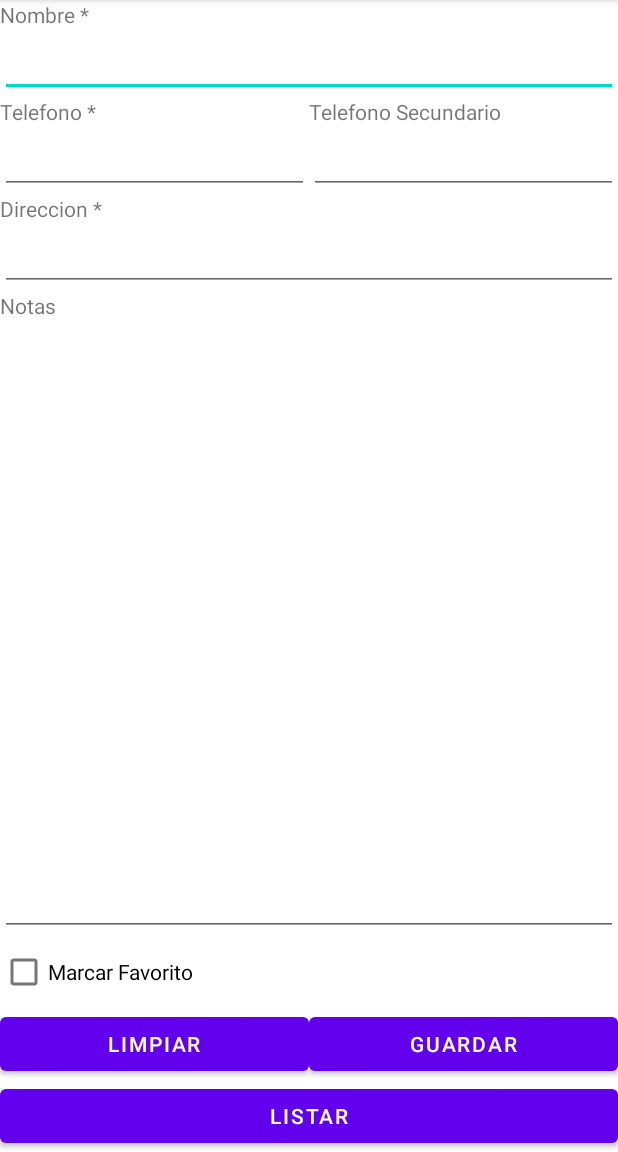
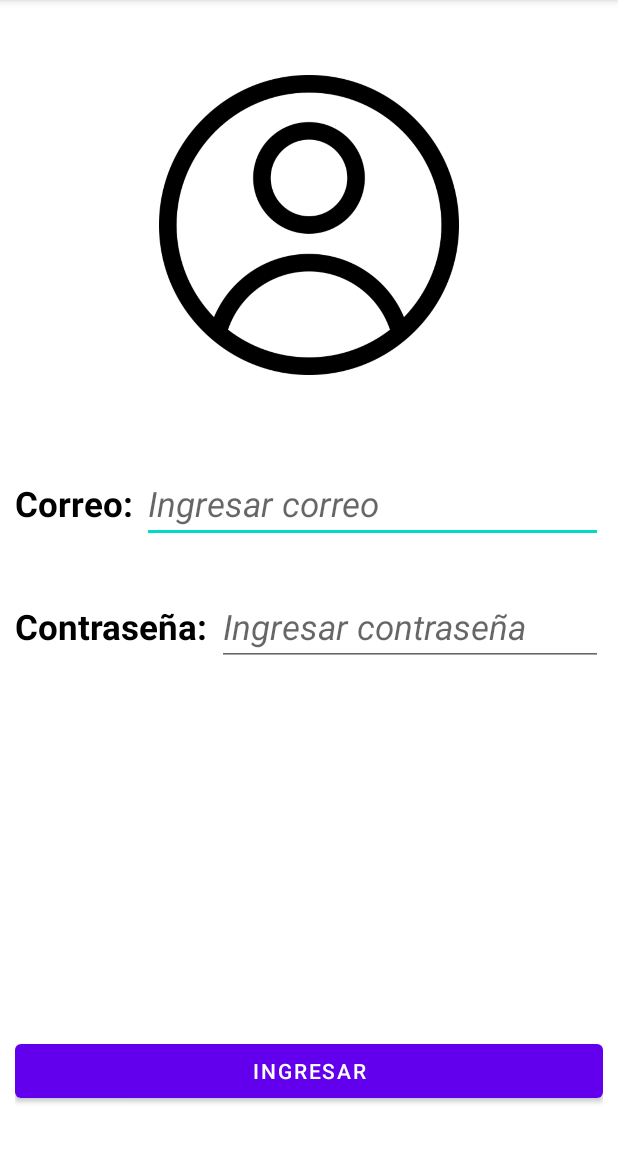
Before and after one commit to UlisesGarcia7/AgendaFireBase, an Android app: the screen it shows after launch (MainActivity before the commit, LoginActivity after it), on a phone screen of 412 x 824 dp, the part 84-1236 px from its top. Run offline under Robolectric (Android 15) with nearby library versions, the phone set to English and light mode, and no system bars; our stand-ins replace Firebase (no records; nobody signed in at launch, a user with empty details on screens opened directly).

Commit message:
"Autenficacion"

```diff
--- a/app/src/main/AndroidManifest.xml
+++ b/app/src/main/AndroidManifest.xml
@@ -14,10 +14,14 @@
         android:theme="@style/Theme.AgendaFireBase"
         tools:targetApi="31">
         <activity
+            android:name=".MainActivity"
+            android:exported="false">
+        </activity>
+        <activity
             android:name=".ListaActivity"
             android:exported="false" />
         <activity
-            android:name=".MainActivity"
+            android:name=".LoginActivity"
             android:exported="true">
             <intent-filter>
                 <action android:name="android.intent.action.MAIN" />
--- /dev/null
+++ b/app/src/main/java/com/example/agendafirebase/LoginActivity.java
@@ -0,0 +1,79 @@
+package com.example.agendafirebase;
+
+import androidx.appcompat.app.AppCompatActivity;
+
+import android.content.Intent;
+import android.os.Bundle;
+import android.view.View;
+import android.widget.Button;
+import android.widget.EditText;
+import android.widget.Toast;
+
+import com.google.android.gms.tasks.OnCompleteListener;
+import com.google.android.gms.tasks.Task;
+import com.google.firebase.auth.AuthResult;
+import com.google.firebase.auth.FirebaseAuth;
+import com.google.firebase.auth.FirebaseUser;
+
+public class LoginActivity extends AppCompatActivity {
+    private Button btnIngresar;
+    private EditText txtCorreo;
+    private EditText txtPass;
+    private FirebaseAuth mAuth;
+
+
+    @Override
+    protected void onCreate(Bundle savedInstanceState) {
+        super.onCreate(savedInstanceState);
+        setContentView(R.layout.activity_login);
+        btnIngresar = (Button) findViewById(R.id.btnIngresar);
+        txtCorreo = (EditText) findViewById(R.id.txtCorreo);
+        txtPass = (EditText) findViewById(R.id.txtPass);
+        // Initialize Firebase Auth
+        mAuth = FirebaseAuth.getInstance();
+
+        onStart();
+
+        btnIngresar.setOnClickListener(new View.OnClickListener() {
+            @Override
+            public void onClick(View v) {
+                authenticalUser();
+            }
+        });
+    }
+
+    @Override
+    public void onStart() {
+        super.onStart();
+        // Check if user is signed in (non-null) and update UI accordingly.
+        FirebaseUser user = FirebaseAuth.getInstance().getCurrentUser();
+        if(user != null){
+            Intent intent = new Intent(LoginActivity.this, MainActivity.class);
+            startActivity(intent);
+            finish();
+        }
+    }
+
+    public void authenticalUser(){
+        String Correo = txtCorreo.getText().toString();
+        String Contraseña = txtPass.getText().toString();
+
+        if(txtCorreo.getText().toString().matches("") || txtPass.getText().toString().matches("")){
+            Toast.makeText(this, "Faltan llenar campos", Toast.LENGTH_SHORT).show();
+        } else {
+            mAuth.signInWithEmailAndPassword(Correo, Contraseña)
+                    .addOnCompleteListener(this, new OnCompleteListener<AuthResult>() {
+                        @Override
+                        public void onComplete(Task<AuthResult> task) {
+                            if (task.isSuccessful()) {
+                                Intent intent = new Intent(LoginActivity.this, MainActivity.class);
+                                startActivity(intent);
+                                finish();
+                            } else {
+                                Toast.makeText(LoginActivity.this, "Correo/Contraseña incorrectos", Toast.LENGTH_SHORT).show();
+                            }
+                        }
+                    });
+        }
+    }
+}
--- a/app/src/main/java/com/example/agendafirebase/MainActivity.java
+++ b/app/src/main/java/com/example/agendafirebase/MainActivity.java
@@ -17,6 +17,8 @@ import android.widget.Toast;
 
 import com.example.agendafirebase.Objetos.Contactos;
 import com.example.agendafirebase.Objetos.ReferenciasFireBase;
+import com.google.firebase.auth.FirebaseAuth;
+import com.google.firebase.auth.FirebaseUser;
 import com.google.firebase.database.DatabaseReference;
 import com.google.firebase.database.FirebaseDatabase;
 
--- /dev/null
+++ b/app/src/main/res/layout/activity_login.xml
@@ -0,0 +1,94 @@
+<?xml version="1.0" encoding="utf-8"?>
+<androidx.constraintlayout.widget.ConstraintLayout xmlns:android="http://schemas.android.com/apk/res/android"
+    xmlns:app="http://schemas.android.com/apk/res-auto"
+    xmlns:tools="http://schemas.android.com/tools"
+    android:layout_width="match_parent"
+    android:layout_height="match_parent"
+    tools:context=".LoginActivity">
+
+    <LinearLayout
+        android:layout_width="match_parent"
+        android:layout_height="match_parent"
+        android:orientation="vertical">
+        <LinearLayout
+            android:layout_width="match_parent"
+            android:layout_height="wrap_content"
+            android:orientation="vertical"
+            android:gravity="center"
+            android:paddingTop="50dp">
+            <ImageView
+                android:layout_width="200dp"
+                android:layout_height="200dp"
+                android:src="@drawable/img">
+            </ImageView>
+        </LinearLayout>
+        <LinearLayout
+            android:layout_width="match_parent"
+            android:layout_height="wrap_content"
+            android:orientation="horizontal"
+            android:paddingTop="60dp"
+            android:paddingLeft="10dp"
+            android:paddingRight="10dp">
+            <TextView
+                android:layout_width="wrap_content"
+                android:layout_height="wrap_content"
+                android:text="Correo: "
+                android:textSize="23dp"
+                android:textStyle="bold"
+                android:textColor="@color/black">
+            </TextView>
+            <EditText
+                android:id="@+id/txtCorreo"
+                android:layout_width="match_parent"
+                android:layout_height="wrap_content"
+                android:hint="Ingresar correo"
+                android:textStyle="italic"
+                android:textSize="23dp">
+            </EditText>
+        </LinearLayout>
+        <LinearLayout
+            android:layout_width="match_parent"
+            android:layout_height="wrap_content"
+            android:orientation="horizontal"
+            android:paddingTop="30dp"
+            android:paddingLeft="10dp"
+            android:paddingRight="10dp">
+            <TextView
+                android:layout_width="wrap_content"
+                android:layout_height="wrap_content"
+                android:text="Contraseña: "
+                android:textSize="23dp"
+                android:textStyle="bold"
+                android:textColor="@color/black">
+            </TextView>
+            <EditText
+                android:id="@+id/txtPass"
+                android:layout_width="match_parent"
+                android:layout_height="wrap_content"
+                android:hint="Ingresar contraseña"
+                android:textStyle="italic"
+                android:textSize="23dp"
+                android:inputType="textPassword">
+            </EditText>
+        </LinearLayout>
+
+        <LinearLayout
+            android:layout_width="match_parent"
+            android:layout_height="match_parent"
+            android:orientation="vertical"
+            android:paddingTop="90dp"
+            android:paddingBottom="30dp"
+            android:paddingLeft="10dp"
+            android:paddingRight="10dp"
+            android:gravity="bottom">
+            <Button
+                android:id="@+id/btnIngresar"
+                android:layout_width="match_parent"
+                android:layout_height="wrap_content"
+                android:text="Ingresar"
+                android:gravity="center">
+            </Button>
+        </LinearLayout>
+    </LinearLayout>
+
+</androidx.constraintlayout.widget.ConstraintLayout>
```
Also changed, not shown: app/build.gradle (+20 -0 lines), app/src/main/java/com/example/agendafirebase/ListaActivity.java (+21 -3 lines), app/src/main/res/layout/activity_lista.xml (+14 -2 lines), app/src/main/res/drawable-v24/img.png (added).
